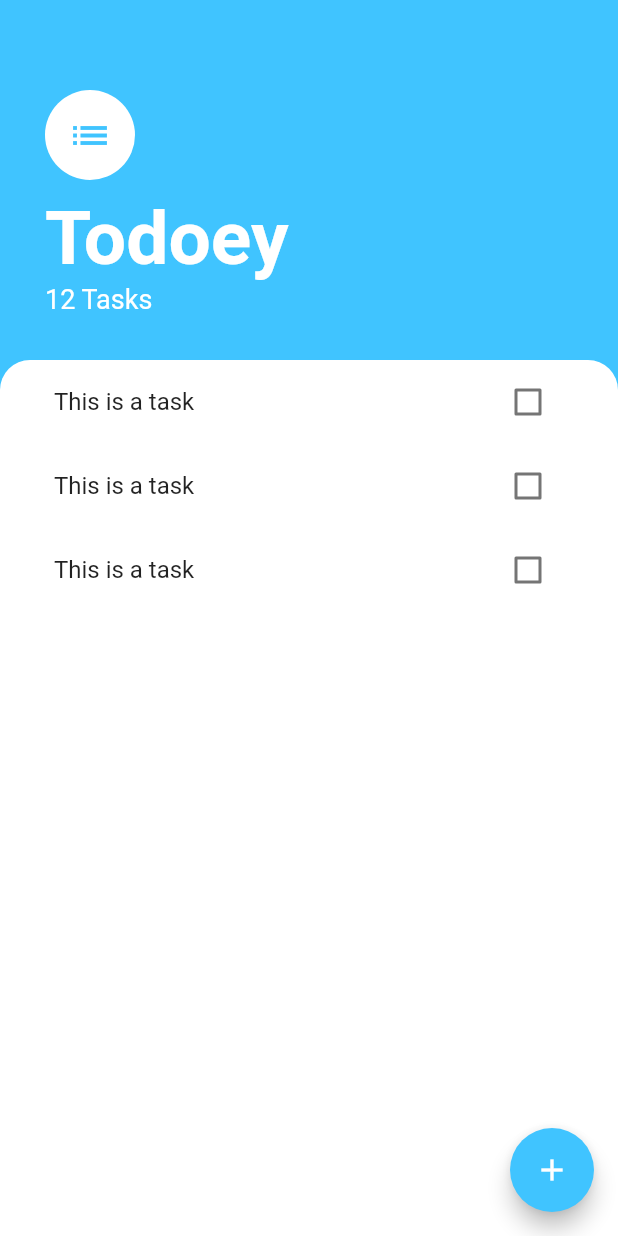
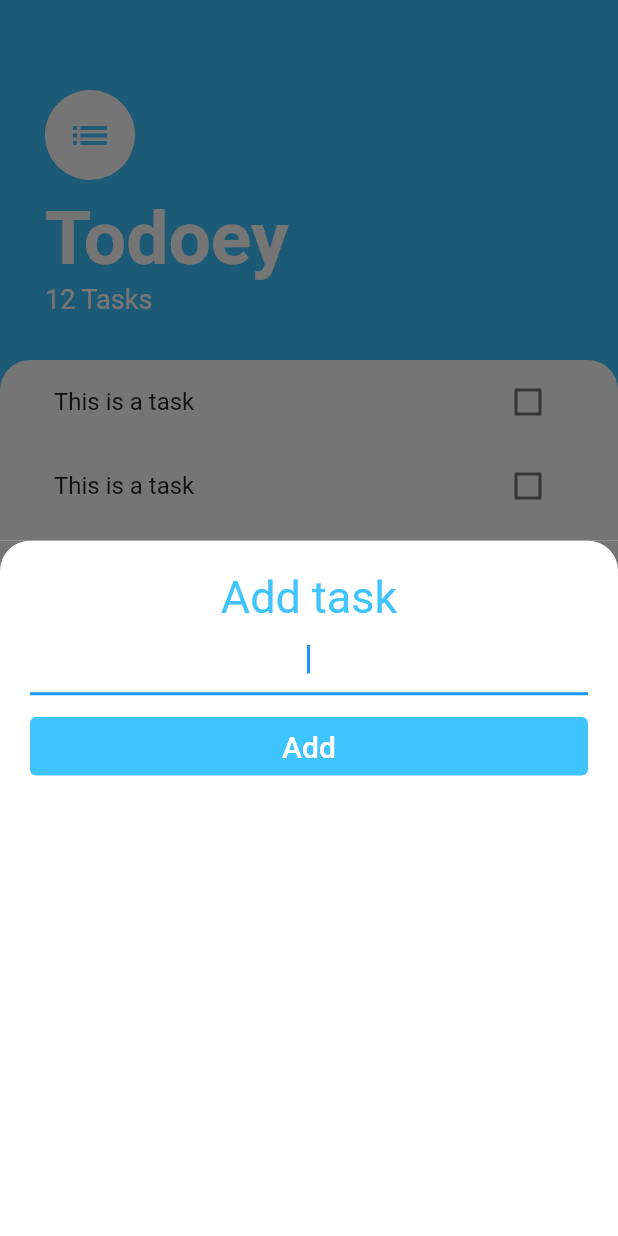
Before and after one commit to EklavyaPrasad/Todoey, a Flutter app: the screen it shows after launch, after a tap on the "add" icon, on a phone screen of 412 x 824 dp. Run offline on Flutter 3.47's test engine with Material 2 defaults, Android fonts, the phone set to English and light mode, and no system bars.

Commit message:
Managing checkbox toggle state

```diff
--- /dev/null
+++ b/lib/screens/add_task_screen.dart
@@ -0,0 +1,51 @@
+import 'package:flutter/cupertino.dart';
+import 'package:flutter/material.dart';
+
+class AddTaskScreen extends StatelessWidget {
+  @override
+  Widget build(BuildContext context) {
+    return Container(
+      color: Color(0xff757575),
+      child: Container(
+        padding: EdgeInsets.all(20.0),
+        decoration: BoxDecoration(
+            color: Colors.white,
+            borderRadius: BorderRadius.only(
+              topLeft: Radius.circular(20.0),
+              topRight: Radius.circular(20.0),
+            )),
+        child: Column(
+          crossAxisAlignment: CrossAxisAlignment.stretch,
+          children: [
+            Text(
+              'Add task',
+              textAlign: TextAlign.center,
+              style: TextStyle(
+                fontSize: 30.0,
+                color: Colors.lightBlueAccent,
+              ),
+            ),
+            TextField(
+              autofocus: true,
+              textAlign: TextAlign.center,
+            ),
+            SizedBox(height: 10.0,),
+            TextButton(
+              onPressed: () {
+
+              },
+              style: ButtonStyle(
+                backgroundColor:
+                MaterialStateProperty.all<Color>(Colors.lightBlueAccent),
+              ),
+              child: Text('Add',style: TextStyle(
+                fontSize: 20.0,
+                color: Colors.white,
+              ),),
+            ),
+          ],
+        ),
+      ),
+    );
+  }
+}
--- a/lib/screens/task_screen.dart
+++ b/lib/screens/task_screen.dart
@@ -1,14 +1,18 @@
 import 'package:flutter/material.dart';
+import 'package:todoey/screens/add_task_screen.dart';
 import 'package:todoey/widgets/task_list.dart';
 
 class TaskScreen extends StatelessWidget {
+
   @override
   Widget build(BuildContext context) {
     return Scaffold(
       backgroundColor: Colors.lightBlueAccent,
       floatingActionButton: FloatingActionButton(
         backgroundColor: Colors.lightBlueAccent,
-        onPressed: () {},
+        onPressed: () {
+          showModalBottomSheet(context: context, builder: (context) => AddTaskScreen());
+        },
         child: Icon(Icons.add),
       ),
       body: Column(
--- a/lib/widgets/task_tile.dart
+++ b/lib/widgets/task_tile.dart
@@ -1,15 +1,45 @@
 import 'package:flutter/material.dart';
 
-class TaskTile extends StatelessWidget {
+class TaskTile extends StatefulWidget {
+  @override
+  State<TaskTile> createState() => _TaskTileState();
+}
+
+class _TaskTileState extends State<TaskTile> {
+
+  bool isChecked = false;
+  void checkboxCallback(bool? checkboxState) {
+    setState(() {
+      isChecked = checkboxState ?? true;
+    });
+  }
 
   @override
   Widget build(BuildContext context) {
     return ListTile(
-      title: Text('This is a task'),
-      trailing: Checkbox(
-        value: false,
-        onChanged: (bool? value) {},
+      title: Text(
+        'This is a task',
+        style: TextStyle(
+            decoration: isChecked ? TextDecoration.lineThrough : null),
       ),
+      trailing: TaskCheckbox(
+          checkboxState: isChecked,
+          toggleCheckBoxState: checkboxCallback),
     );
   }
 }
+
+class TaskCheckbox extends StatelessWidget {
+  final bool checkboxState;
+  final void Function(bool ?) toggleCheckBoxState;
+
+  TaskCheckbox({required this.checkboxState, required this.toggleCheckBoxState});
+  @override
+  Widget build(BuildContext context) {
+    return Checkbox(
+      value: checkboxState,
+      activeColor: Colors.lightBlueAccent,
+      onChanged: toggleCheckBoxState,
+    );
+  }
+}
```
